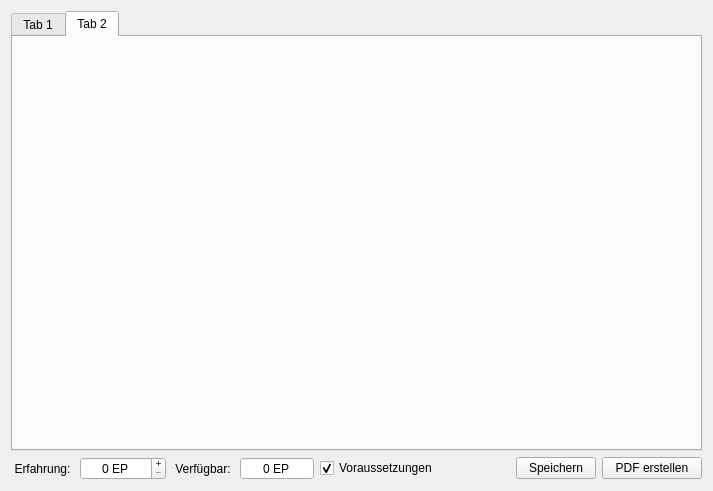
First picture: the form in UI/CharakterMain.ui, repository Aeolitus/Sephrasto, before the edit.
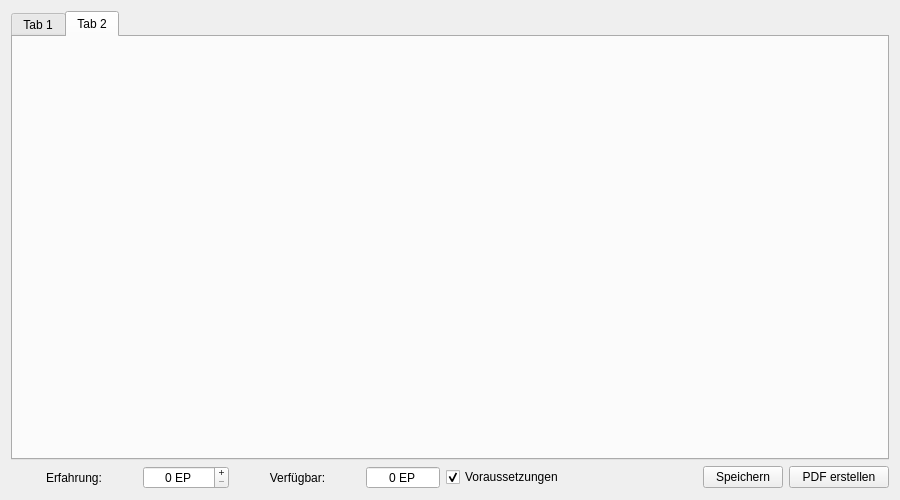
Second picture: the form after the edit. The open tabs and pages were chosen to show the change.

Patch:
```diff
--- a/UI/CharakterMain.ui
+++ b/UI/CharakterMain.ui
@@ -9,8 +9,8 @@
    <rect>
     <x>0</x>
     <y>0</y>
-    <width>713</width>
-    <height>491</height>
+    <width>900</width>
+    <height>500</height>
    </rect>
   </property>
   <property name="windowTitle">
@@ -23,6 +23,18 @@
       <layout class="QHBoxLayout" name="horizontalLayout">
        <item>
         <widget class="QTabWidget" name="tabs">
+         <property name="tabPosition">
+          <enum>QTabWidget::North</enum>
+         </property>
+         <property name="currentIndex">
+          <number>1</number>
+         </property>
+         <property name="elideMode">
+          <enum>Qt::ElideRight</enum>
+         </property>
+         <property name="documentMode">
+          <bool>false</bool>
+         </property>
          <widget class="QWidget" name="tab">
           <attribute name="title">
            <string>Tab 1</string>
@@ -41,6 +53,18 @@
       <layout class="QHBoxLayout" name="horizontalLayout_2">
        <item>
         <widget class="QLabel" name="label">
+         <property name="sizePolicy">
+          <sizepolicy hsizetype="Expanding" vsizetype="Preferred">
+           <horstretch>0</horstretch>
+           <verstretch>0</verstretch>
+          </sizepolicy>
+         </property>
+         <property name="minimumSize">
+          <size>
+           <width>66</width>
+           <height>0</height>
+          </size>
+         </property>
          <property name="text">
           <string> Erfahrung: </string>
          </property>
@@ -67,6 +91,18 @@
        </item>
        <item>
         <widget class="QLabel" name="label_2">
+         <property name="sizePolicy">
+          <sizepolicy hsizetype="Expanding" vsizetype="Preferred">
+           <horstretch>0</horstretch>
+           <verstretch>0</verstretch>
+          </sizepolicy>
+         </property>
+         <property name="minimumSize">
+          <size>
+           <width>66</width>
+           <height>0</height>
+          </size>
+         </property>
          <property name="text">
           <string> Verfügbar: </string>
          </property>
@@ -102,6 +138,18 @@
        </item>
        <item>
         <widget class="QCheckBox" name="checkReq">
+         <property name="sizePolicy">
+          <sizepolicy hsizetype="Expanding" vsizetype="Fixed">
+           <horstretch>0</horstretch>
+           <verstretch>0</verstretch>
+          </sizepolicy>
+         </property>
+         <property name="minimumSize">
+          <size>
+           <width>125</width>
+           <height>0</height>
+          </size>
+         </property>
          <property name="text">
           <string>Voraussetzungen</string>
          </property>
```
